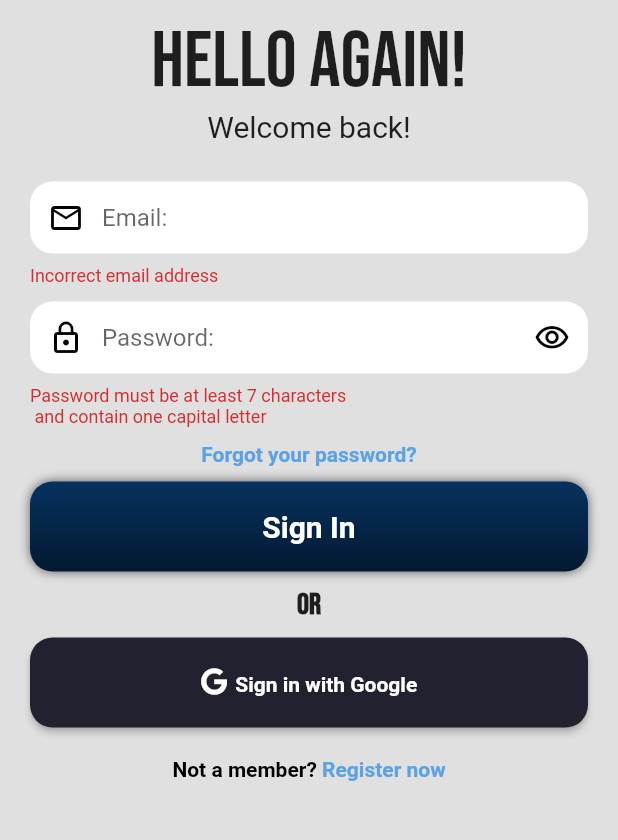
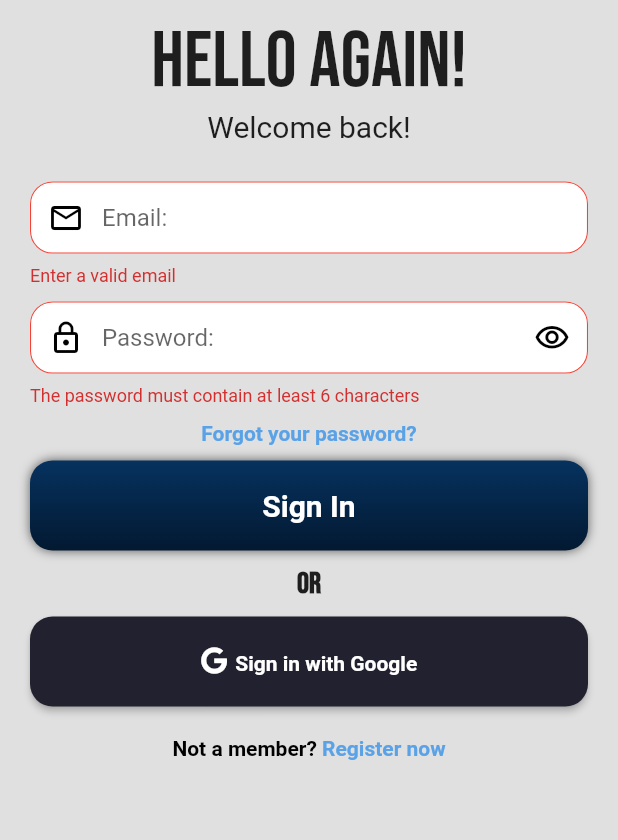
Before and after one commit to x4dead/sfera_app_1, a Flutter app: the screen it shows after launch, after a tap on "Sign In", on a phone screen of 412 x 824 dp, the part 362-1202 px from its top. Run offline on Flutter 3.47's test engine with Material 2 defaults, Android fonts, the phone set to English and light mode, and no system bars; our stand-ins replace email_validator, firebase_auth, firebase_core, flutter_bloc, freezed_annotation, get_it and 1 more; accounts and stored records are empty.

Commit message:
add validation

```diff
--- a/lib/features/presentation/pages/login_page/login_page.dart
+++ b/lib/features/presentation/pages/login_page/login_page.dart
@@ -1,5 +1,6 @@
 // import 'package:firebase_auth/firebase_auth.dart';
 // import 'package:flutter_bloc/flutter_bloc.dart';
+import 'package:email_validator/email_validator.dart';
 import 'package:firebase_auth/firebase_auth.dart';
 import 'package:flutter/gestures.dart';
 import 'package:flutter_bloc/flutter_bloc.dart';
@@ -50,7 +51,7 @@ class _LoginPageState extends State<LoginPage> {
   @override
   Widget build(BuildContext context) {
     return Scaffold(
-      backgroundColor: Colors.grey[300],
+      backgroundColor: AppColors.colorGrey,
       body: Padding(
         padding: const EdgeInsets.all(20),
         child: SingleChildScrollView(
@@ -117,23 +118,34 @@ class _LoginPageState extends State<LoginPage> {
                             ),
                             const SizedBox(height: 25),
                             AppTextField(
-                              keyboardTypes: TextInputType.emailAddress,
                               controller: _emailController,
                               icon: Icons.mail_outline_outlined,
                               maxLength: 36,
                               text: 'Email',
+                              validator: (email) {
+                                if (email != null &&
+                                    !EmailValidator.validate(email)) {
+                                  return 'Enter a valid email';
+                                } else {
+                                  return null;
+                                }
+                              },
                             ),
                             const SizedBox(height: 10),
-                            AppTextField(
-                              keyboardTypes: TextInputType.text,
+                            ValueListenableBuilder(
+                              valueListenable: _isActive,
+                              builder: (context, value, child) {
+                                return AppTextField(
                                   controller: _passwordController,
                                   icon: Icons.lock_outline,
                                   obscureText: _isActive.value,
                                   maxLength: 16,
                                   text: 'Password',
-                              suffix: ValueListenableBuilder(
-                                builder: (context, value, child) {
-                                  return IconButton(
+                                  validator: (password) => password != null &&
+                                          password.length < 6
+                                      ? 'The password must contain at least 6 characters'
+                                      : null,
+                                  suffix: IconButton(
                                     splashRadius: 15,
                                     onPressed: () {
                                       if (_isActive.value == true) {
@@ -148,10 +160,9 @@ class _LoginPageState extends State<LoginPage> {
                                           : Icons.visibility_off_outlined,
                                       color: AppColors.color000000,
                                     ),
+                                  ),
                                 );
                               },
-                                valueListenable: _isActive,
-                              ),
                             ),
                             const SizedBox(height: 10),
                             Column(
--- a/lib/features/presentation/widgets/app_text_field/app_text_style.dart
+++ b/lib/features/presentation/widgets/app_text_field/app_text_style.dart
@@ -1,3 +1,4 @@
+import 'package:email_validator/email_validator.dart';
 import 'package:flutter/material.dart';
 import '../../../../themes/colors/colors.dart';
 
@@ -9,22 +10,20 @@ class AppTextField extends StatelessWidget {
     this.suffix,
     this.obscureText,
     this.icon,
-    required this.controller,
-    required this.keyboardTypes,
+    this.controller,
+    this.validator,
   }) : super(key: key);
   final String text;
   final int? maxLength;
   final Widget? suffix;
   final bool? obscureText;
   final IconData? icon;
-  final TextEditingController controller;
-
-  final TextInputType keyboardTypes;
+  final TextEditingController? controller;
+  final String? Function(String?)? validator;
 
   @override
   Widget build(BuildContext context) {
     return TextFormField(
-      keyboardType: keyboardTypes,
       obscureText: obscureText ?? false,
       maxLength: maxLength,
       controller: controller,
@@ -43,21 +42,18 @@ class AppTextField extends StatelessWidget {
           borderRadius: BorderRadius.circular(15),
           borderSide: BorderSide.none,
         ),
+        errorBorder: OutlineInputBorder(
+          borderRadius: BorderRadius.circular(15),
+          borderSide:
+              const BorderSide(color: AppColors.colorF44336, width: 0.7),
+        ),
+        focusedErrorBorder: OutlineInputBorder(
+          borderRadius: BorderRadius.circular(15),
+          borderSide:
+              const BorderSide(color: AppColors.colorF44336, width: 0.7),
+        ),
       ),
-      validator: (v) {
-        if (keyboardTypes == TextInputType.emailAddress) {
-          if (!v!.contains('@') && !v.contains('.')) {
-            return 'Incorrect email address';
-          } else if (v.length < 12) {
-            return 'Email must contain at least 12 characters';
-          }
-        } else if (keyboardTypes == TextInputType.text) {
-          if (v!.length < 7 && !v.contains(RegExp(r'[A-Z]'))) {
-            return ('Password must be at least 7 characters\n and contain one capital letter');
-          }
-        }
-        return null;
-      },
+      validator: validator,
     );
   }
 }
--- a/lib/themes/colors/colors.dart
+++ b/lib/themes/colors/colors.dart
@@ -2,7 +2,7 @@ import 'package:flutter/material.dart';
 
 abstract class AppColors {
   static const Color colorFFFFFF = Color(0xffFFFFFF);
-  static const Color colorDeepPurple = Color(0xFF673AB7);
+  static const Color colorF44336 = Color(0xFFF44336);
   static const Color colorTransparent = Colors.transparent;
   static const Color color000000 = Color(0xff000000);
   static const Color color22212f = Color(0xFF22212f);
@@ -10,4 +10,5 @@ abstract class AppColors {
   static const Color color031931 = Color(0xff031931);
   static const Color color06325f = Color(0xff06325f);
   static const Color color5aa2e7 = Color(0xff5aa2e7);
+  static const Color colorGrey = Color(0xFFE0E0E0);
 }
```
Also changed, not shown: lib/features/presentation/pages/home_page/home_page.dart (+49 -4 lines). Lines whose indentation alone changed are shown as unchanged.
